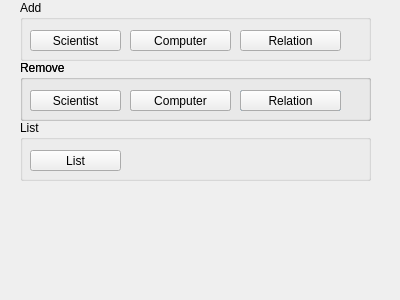
Above: gui/consolegui.ui from HelgiThomas/Verklegt31 before the change. Below: the same form after it.
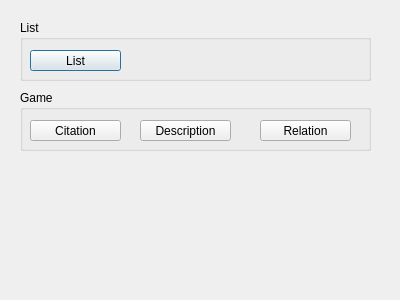
That is the form after the change.

Commit message: Working on edit/list/remove among other things..

```diff
--- a/gui/consolegui.ui
+++ b/gui/consolegui.ui
@@ -13,167 +13,11 @@
   <property name="windowTitle">
    <string>Dialog</string>
   </property>
-  <widget class="QGroupBox" name="groupBox_2">
-   <property name="geometry">
-    <rect>
-     <x>20</x>
-     <y>60</y>
-     <width>351</width>
-     <height>61</height>
-    </rect>
-   </property>
-   <property name="title">
-    <string>Remove</string>
-   </property>
-   <widget class="QPushButton" name="pushButton_6">
-    <property name="geometry">
-     <rect>
-      <x>220</x>
-      <y>30</y>
-      <width>101</width>
-      <height>21</height>
-     </rect>
-    </property>
-    <property name="text">
-     <string>Relation</string>
-    </property>
-   </widget>
-   <widget class="QPushButton" name="button_removeSci">
-    <property name="geometry">
-     <rect>
-      <x>10</x>
-      <y>30</y>
-      <width>91</width>
-      <height>21</height>
-     </rect>
-    </property>
-    <property name="text">
-     <string>Scientist</string>
-    </property>
-   </widget>
-   <widget class="QPushButton" name="pushButton_4">
-    <property name="geometry">
-     <rect>
-      <x>110</x>
-      <y>30</y>
-      <width>101</width>
-      <height>21</height>
-     </rect>
-    </property>
-    <property name="text">
-     <string>Computer</string>
-    </property>
-   </widget>
-   <widget class="QGroupBox" name="groupBox_3">
-    <property name="geometry">
-     <rect>
-      <x>0</x>
-      <y>0</y>
-      <width>351</width>
-      <height>61</height>
-     </rect>
-    </property>
-    <property name="title">
-     <string>Remove</string>
-    </property>
-    <widget class="QPushButton" name="pushButton_7">
-     <property name="geometry">
-      <rect>
-       <x>220</x>
-       <y>30</y>
-       <width>101</width>
-       <height>21</height>
-      </rect>
-     </property>
-     <property name="text">
-      <string>Relation</string>
-     </property>
-    </widget>
-    <widget class="QPushButton" name="button_sciRemove">
-     <property name="geometry">
-      <rect>
-       <x>10</x>
-       <y>30</y>
-       <width>91</width>
-       <height>21</height>
-      </rect>
-     </property>
-     <property name="text">
-      <string>Scientist</string>
-     </property>
-    </widget>
-    <widget class="QPushButton" name="button_removeComp">
-     <property name="geometry">
-      <rect>
-       <x>110</x>
-       <y>30</y>
-       <width>101</width>
-       <height>21</height>
-      </rect>
-     </property>
-     <property name="text">
-      <string>Computer</string>
-     </property>
-    </widget>
-   </widget>
-  </widget>
-  <widget class="QGroupBox" name="groupBox">
-   <property name="geometry">
-    <rect>
-     <x>20</x>
-     <y>0</y>
-     <width>351</width>
-     <height>61</height>
-    </rect>
-   </property>
-   <property name="title">
-    <string>Add</string>
-   </property>
-   <widget class="QPushButton" name="button_addRel">
-    <property name="geometry">
-     <rect>
-      <x>220</x>
-      <y>30</y>
-      <width>101</width>
-      <height>21</height>
-     </rect>
-    </property>
-    <property name="text">
-     <string>Relation</string>
-    </property>
-   </widget>
-   <widget class="QPushButton" name="button_addComp">
-    <property name="geometry">
-     <rect>
-      <x>110</x>
-      <y>30</y>
-      <width>101</width>
-      <height>21</height>
-     </rect>
-    </property>
-    <property name="text">
-     <string>Computer</string>
-    </property>
-   </widget>
-   <widget class="QPushButton" name="button_addSci">
-    <property name="geometry">
-     <rect>
-      <x>10</x>
-      <y>30</y>
-      <width>91</width>
-      <height>21</height>
-     </rect>
-    </property>
-    <property name="text">
-     <string>Scientist</string>
-    </property>
-   </widget>
-  </widget>
   <widget class="QGroupBox" name="groupBox_4">
    <property name="geometry">
     <rect>
      <x>20</x>
-     <y>120</y>
+     <y>20</y>
      <width>351</width>
      <height>61</height>
     </rect>
@@ -195,6 +39,58 @@
     </property>
    </widget>
   </widget>
+  <widget class="QGroupBox" name="groupBox_5">
+   <property name="geometry">
+    <rect>
+     <x>20</x>
+     <y>90</y>
+     <width>351</width>
+     <height>61</height>
+    </rect>
+   </property>
+   <property name="title">
+    <string>Game</string>
+   </property>
+   <widget class="QPushButton" name="button_list_2">
+    <property name="geometry">
+     <rect>
+      <x>10</x>
+      <y>30</y>
+      <width>91</width>
+      <height>21</height>
+     </rect>
+    </property>
+    <property name="text">
+     <string>Citation</string>
+    </property>
+   </widget>
+   <widget class="QPushButton" name="button_list_3">
+    <property name="geometry">
+     <rect>
+      <x>240</x>
+      <y>30</y>
+      <width>91</width>
+      <height>21</height>
+     </rect>
+    </property>
+    <property name="text">
+     <string>Relation</string>
+    </property>
+   </widget>
+   <widget class="QPushButton" name="button_list_4">
+    <property name="geometry">
+     <rect>
+      <x>120</x>
+      <y>30</y>
+      <width>91</width>
+      <height>21</height>
+     </rect>
+    </property>
+    <property name="text">
+     <string>Description</string>
+    </property>
+   </widget>
+  </widget>
  </widget>
  <resources/>
  <connections/>
```
The commit also changes 20 other files.
